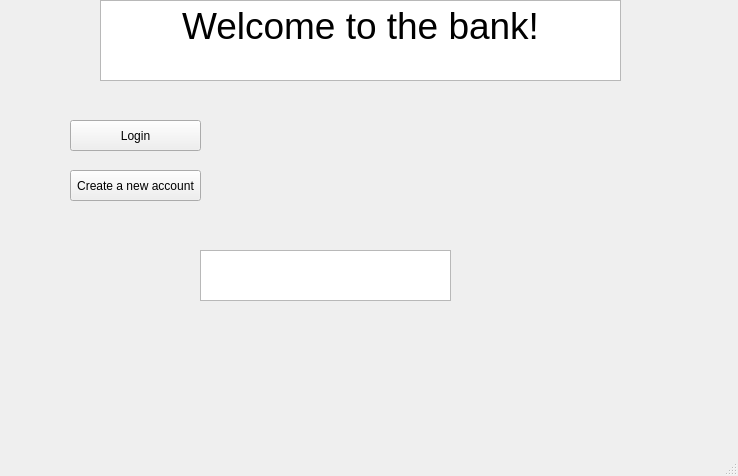
Above: mainwindow.ui from KsaweryL/Qt-bank before the change. Below: the same form after it.
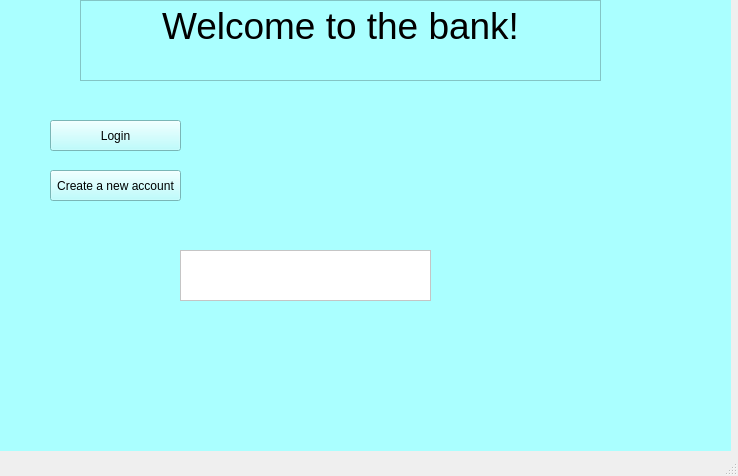
That is the form after the change. The open tabs and pages were chosen to show the change.

Diff of the .ui file:
```diff
--- a/mainwindow.ui
+++ b/mainwindow.ui
@@ -17,16 +17,19 @@
    <widget class="QStackedWidget" name="stackedWidget">
     <property name="geometry">
      <rect>
-      <x>20</x>
+      <x>0</x>
       <y>-10</y>
-      <width>711</width>
-      <height>441</height>
+      <width>731</width>
+      <height>461</height>
      </rect>
     </property>
     <property name="currentIndex">
      <number>2</number>
     </property>
     <widget class="QWidget" name="page_0">
+     <property name="styleSheet">
+      <string notr="true">background-color: rgb(170, 255, 255);</string>
+     </property>
      <widget class="QPushButton" name="pushButton_login">
       <property name="geometry">
        <rect>
@@ -36,6 +39,9 @@
         <height>31</height>
        </rect>
       </property>
+      <property name="styleSheet">
+       <string notr="true">border-color: rgb(255, 255, 0);</string>
+      </property>
       <property name="text">
        <string>Login</string>
       </property>
@@ -82,6 +88,9 @@
         <height>51</height>
        </rect>
       </property>
+      <property name="styleSheet">
+       <string notr="true">background-color: rgb(255, 255, 255);</string>
+      </property>
      </widget>
     </widget>
     <widget class="QWidget" name="page_1">
```
Left out of the diff: 4 changed lines with no effect on the pictures.
